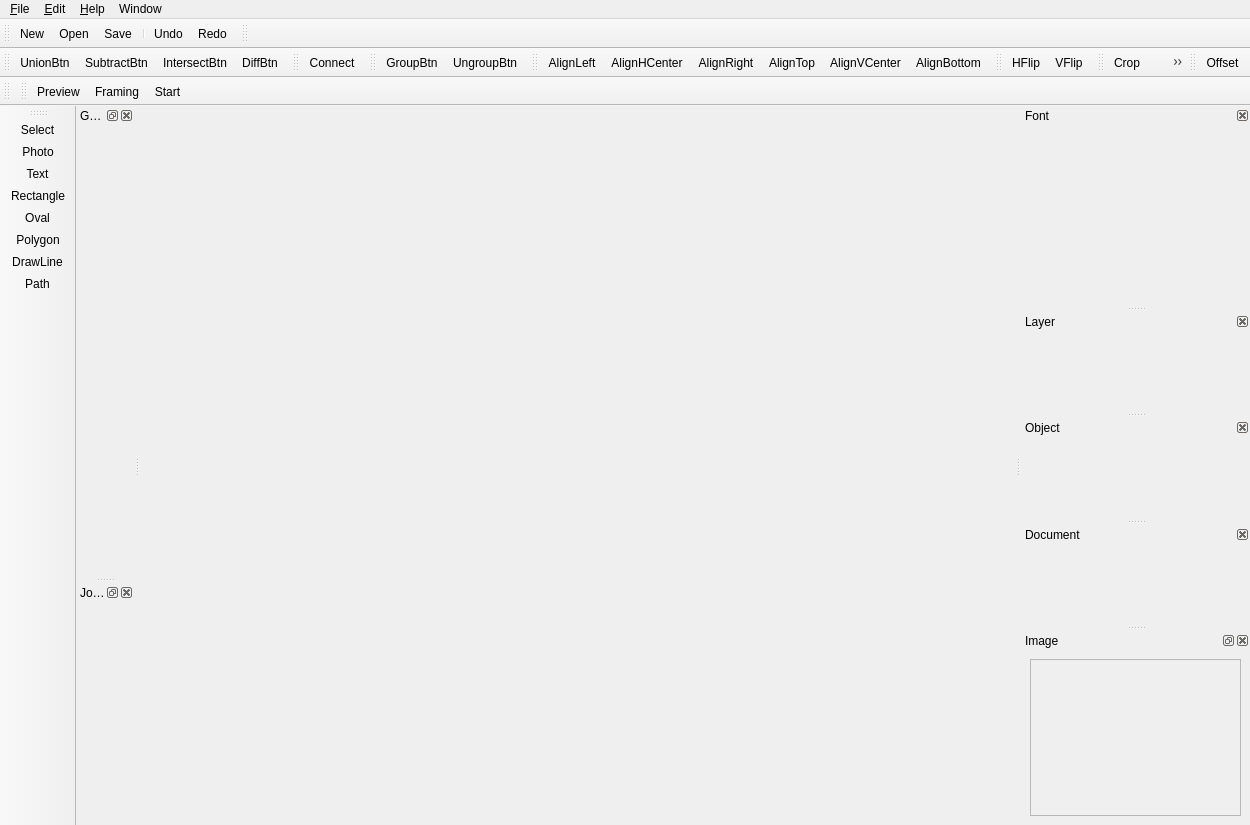
Qt form src/windows/mainwindow.ui (flux3dp/swiftray) before a commit.
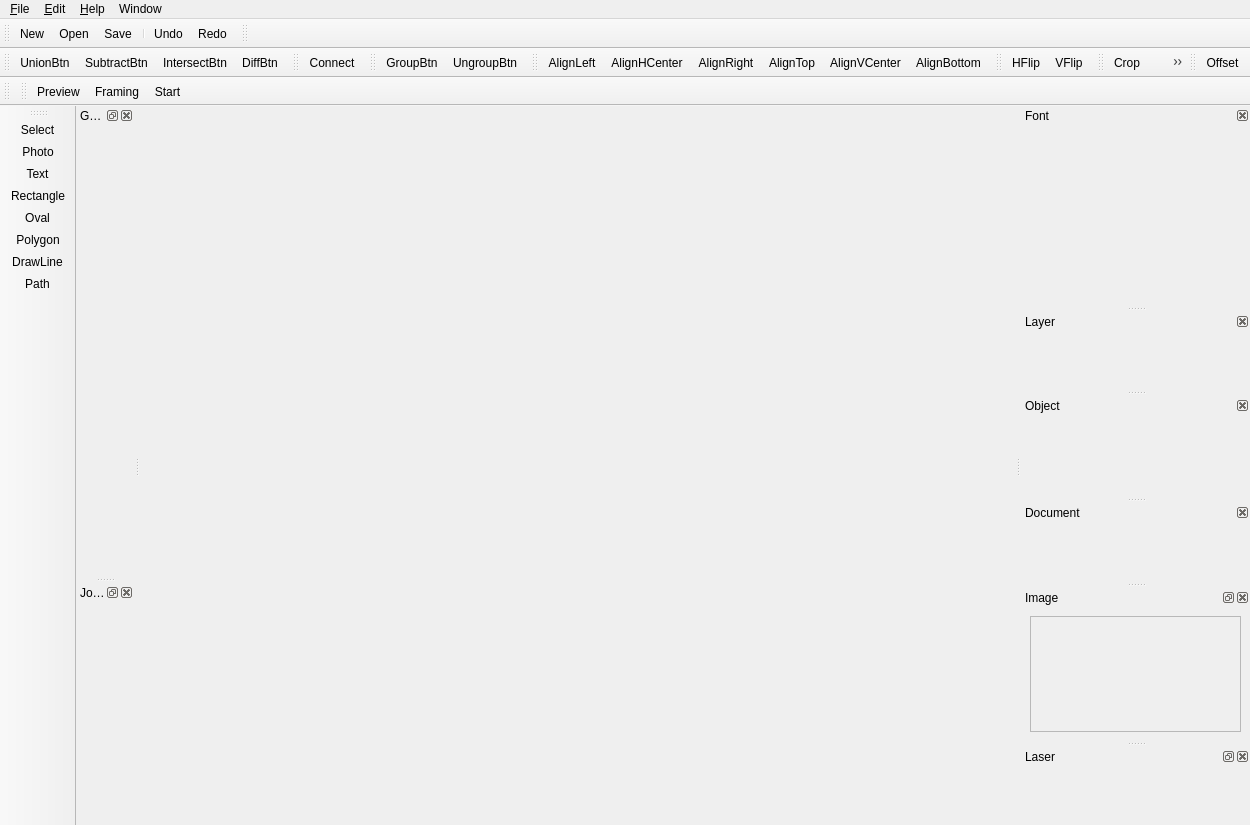
The same form after that commit. Icons and pictures are not drawn. Custom widgets are drawn as their Qt base class.

Commit message: Add laser panel

Patch:
```diff
--- a/src/windows/mainwindow.ui
+++ b/src/windows/mainwindow.ui
@@ -775,6 +775,24 @@
    <addaction name="menu_Help"/>
    <addaction name="menu_Window"/>
   </widget>
+  <widget class="QDockWidget" name="laserDock">
+   <property name="sizePolicy">
+    <sizepolicy hsizetype="Expanding" vsizetype="Expanding">
+     <horstretch>0</horstretch>
+     <verstretch>0</verstretch>
+    </sizepolicy>
+   </property>
+   <property name="allowedAreas">
+    <set>Qt::AllDockWidgetAreas</set>
+   </property>
+   <property name="windowTitle">
+    <string>Laser</string>
+   </property>
+   <attribute name="dockWidgetArea">
+    <number>2</number>
+   </attribute>
+   <widget class="QWidget" name="dockWidgetContents"/>
+  </widget>
   <action name="actionOpen">
    <property name="icon">
     <iconset resource="../../qml.qrc">
```
Left out of the diff: 9 changed lines with no effect on the pictures. The commit also changes 14 other files.
